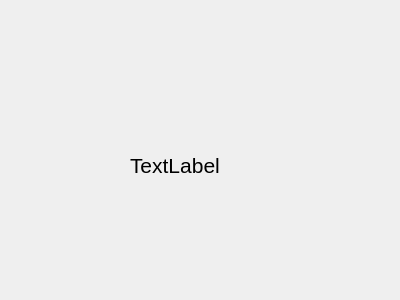
PLLUG/sourceline, file src/app/ui/editorview.ui: the form before one commit.
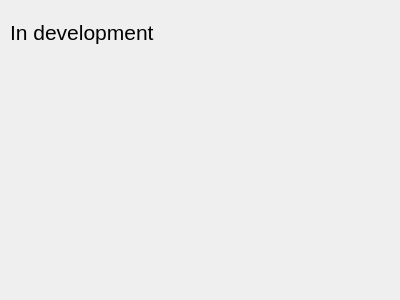
The form after the commit.

Diff of the .ui file:
```diff
--- a/src/app/ui/editorview.ui
+++ b/src/app/ui/editorview.ui
@@ -16,10 +16,10 @@
   <widget class="QLabel" name="label">
    <property name="geometry">
     <rect>
-     <x>130</x>
-     <y>140</y>
-     <width>131</width>
-     <height>51</height>
+     <x>10</x>
+     <y>20</y>
+     <width>147</width>
+     <height>25</height>
     </rect>
    </property>
    <property name="font">
@@ -28,7 +28,7 @@
     </font>
    </property>
    <property name="text">
-    <string>TextLabel</string>
+    <string>In development</string>
    </property>
   </widget>
  </widget>
```
